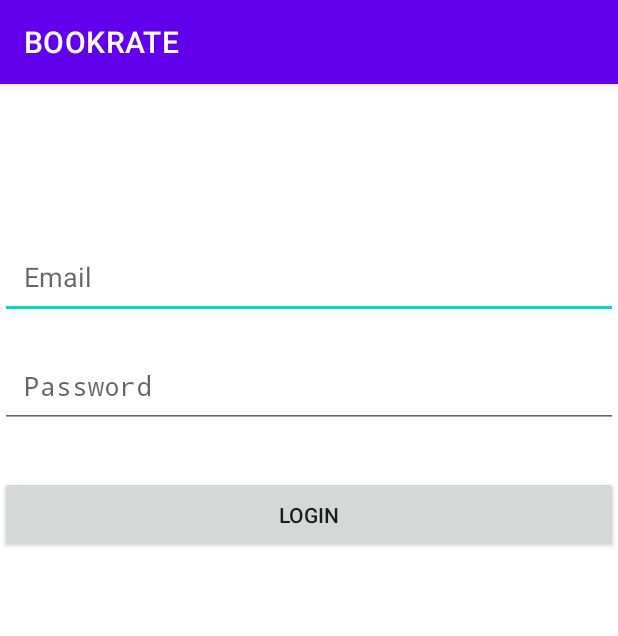
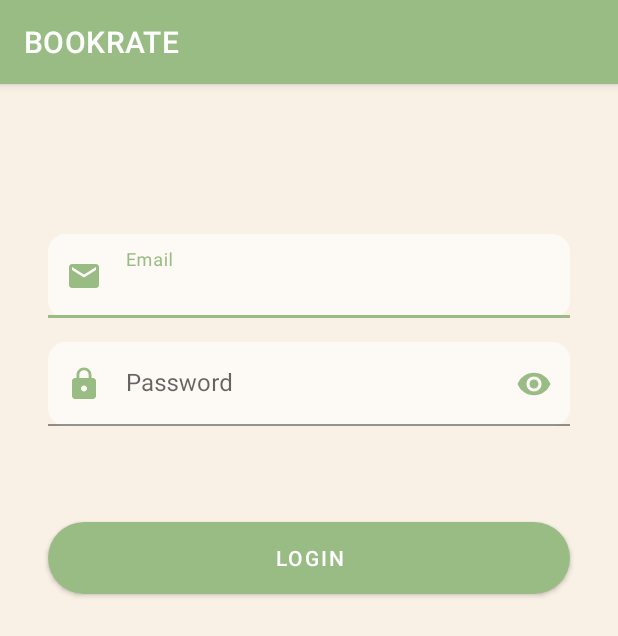
Before and after one commit to Denisa-Manta/BookRate, an Android app: the LoginActivity screen opened directly, with no data from a screen before it, on a phone screen of 412 x 824 dp. Shown: the top 636 px of the screen. Run offline under Robolectric (Android 15) with nearby library versions, the phone set to English and light mode, and no system bars; our stand-ins replace Firebase (no records; nobody signed in at launch, a user with empty details on screens opened directly).

Commit message:
repush design

```diff
--- a/app/src/main/AndroidManifest.xml
+++ b/app/src/main/AndroidManifest.xml
@@ -10,7 +10,7 @@
         android:label="@string/app_name"
         android:roundIcon="@mipmap/ic_launcher_round"
         android:supportsRtl="true"
-        android:theme="@style/Theme.BOOKRATE">
+        android:theme="@style/Theme.BookRate">
         <activity
             android:name=".activity.AdminBookActivity"
             android:exported="false" />
--- a/app/src/main/res/layout/activity_login.xml
+++ b/app/src/main/res/layout/activity_login.xml
@@ -4,44 +4,83 @@
     xmlns:tools="http://schemas.android.com/tools"
     android:layout_width="match_parent"
     android:layout_height="match_parent"
+    android:background="@color/creamBackground"
     tools:context=".activity.LoginActivity">
 
     <!-- Email Field -->
-    <android.widget.EditText
-        android:id="@+id/emailEditText"
+    <com.google.android.material.textfield.TextInputLayout
+        android:id="@+id/emailInputLayout"
         android:layout_width="0dp"
         android:layout_height="wrap_content"
-        android:hint="Email"
-        android:inputType="textEmailAddress"
+        app:boxBackgroundMode="filled"
+        app:boxCornerRadiusTopStart="12dp"
+        app:boxCornerRadiusTopEnd="12dp"
+        app:boxCornerRadiusBottomStart="12dp"
+        app:boxCornerRadiusBottomEnd="12dp"
+        app:boxBackgroundColor="@color/whiteBackground"
+        app:boxStrokeColor="@color/accentGreen"
+        app:startIconDrawable="@drawable/ic_baseline_email_24"
+        app:startIconTint="@color/accentGreen"
+        app:layout_constraintTop_toTopOf="parent"
+        app:layout_constraintStart_toStartOf="parent"
         app:layout_constraintEnd_toEndOf="parent"
-        app:layout_constraintStart_toStartOf="parent"
-        app:layout_constraintTop_toTopOf="parent"
-        android:padding="16dp"
-        android:layout_marginTop="100dp"/>
+        android:layout_marginTop="100dp"
+        android:layout_marginStart="32dp"
+        android:layout_marginEnd="32dp">
+
+        <com.google.android.material.textfield.TextInputEditText
+            android:id="@+id/emailEditText"
+            android:layout_width="match_parent"
+            android:layout_height="wrap_content"
+            android:hint="Email"
+            android:inputType="textEmailAddress" />
+    </com.google.android.material.textfield.TextInputLayout>
 
     <!-- Password Field -->
-    <android.widget.EditText
-        android:id="@+id/passwordEditText"
+    <com.google.android.material.textfield.TextInputLayout
+        android:id="@+id/passwordInputLayout"
         android:layout_width="0dp"
         android:layout_height="wrap_content"
-        android:hint="Password"
-        android:inputType="textPassword"
+        app:boxBackgroundMode="filled"
+        app:boxCornerRadiusTopStart="12dp"
+        app:boxCornerRadiusTopEnd="12dp"
+        app:boxCornerRadiusBottomStart="12dp"
+        app:boxCornerRadiusBottomEnd="12dp"
+        app:boxBackgroundColor="@color/whiteBackground"
+        app:boxStrokeColor="@color/accentGreen"
+        app:startIconDrawable="@drawable/ic_baseline_lock_24"
+        app:startIconTint="@color/accentGreen"
+        app:passwordToggleEnabled="true"
+        app:passwordToggleTint="@color/accentGreen"
+        app:layout_constraintTop_toBottomOf="@id/emailInputLayout"
+        app:layout_constraintStart_toStartOf="parent"
         app:layout_constraintEnd_toEndOf="parent"
-        app:layout_constraintStart_toStartOf="parent"
-        app:layout_constraintTop_toBottomOf="@id/emailEditText"
-        android:padding="16dp"
-        android:layout_marginTop="16dp"/>
+        android:layout_marginTop="16dp"
+        android:layout_marginStart="32dp"
+        android:layout_marginEnd="32dp">
+
+        <com.google.android.material.textfield.TextInputEditText
+            android:id="@+id/passwordEditText"
+            android:layout_width="match_parent"
+            android:layout_height="wrap_content"
+            android:hint="Password"
+            android:inputType="textPassword" />
+    </com.google.android.material.textfield.TextInputLayout>
 
     <!-- Login Button -->
-    <android.widget.Button
+    <Button
         android:id="@+id/loginButton"
         android:layout_width="0dp"
         android:layout_height="wrap_content"
-        android:text="Login"
+        android:text="LOGIN"
+        android:textAllCaps="true"
+        android:textColor="@color/buttonWhite"
+        android:background="@drawable/rounded_button"
+        app:layout_constraintTop_toBottomOf="@id/passwordInputLayout"
+        app:layout_constraintStart_toStartOf="parent"
         app:layout_constraintEnd_toEndOf="parent"
-        app:layout_constraintStart_toStartOf="parent"
-        app:layout_constraintTop_toBottomOf="@id/passwordEditText"
-        android:padding="16dp"
-        android:layout_marginTop="32dp" />
+        android:layout_marginTop="64dp"
+        android:layout_marginStart="32dp"
+        android:layout_marginEnd="32dp" />
 
 </androidx.constraintlayout.widget.ConstraintLayout>
--- a/app/src/main/res/values-night/themes.xml
+++ b/app/src/main/res/values-night/themes.xml
@@ -1,16 +1,13 @@
 <resources xmlns:tools="http://schemas.android.com/tools">
-    <!-- Base application theme. -->
-    <style name="Theme.BOOKRATE" parent="Theme.MaterialComponents.DayNight.DarkActionBar">
-        <!-- Primary brand color. -->
-        <item name="colorPrimary">@color/purple_200</item>
-        <item name="colorPrimaryVariant">@color/purple_700</item>
-        <item name="colorOnPrimary">@color/black</item>
-        <!-- Secondary brand color. -->
-        <item name="colorSecondary">@color/teal_200</item>
-        <item name="colorSecondaryVariant">@color/teal_200</item>
-        <item name="colorOnSecondary">@color/black</item>
-        <!-- Status bar color. -->
-        <item name="android:statusBarColor" tools:targetApi="l">?attr/colorPrimaryVariant</item>
-        <!-- Customize your theme here. -->
+    <style name="Theme.BookRate" parent="Theme.MaterialComponents.DayNight.DarkActionBar">
+        <item name="colorPrimary">@color/accentGreen</item>
+        <item name="colorPrimaryVariant">@color/pastelGreen</item>
+        <item name="colorOnPrimary">@color/buttonWhite</item>
+
+        <item name="colorSecondary">@color/creamBackground</item>
+        <item name="colorSecondaryVariant">@color/whiteBackground</item>
+        <item name="colorOnSecondary">@color/textDark</item>
+
+        <item name="android:statusBarColor" tools:targetApi="l">@color/accentGreen</item>
     </style>
 </resources>
--- a/app/src/main/res/values/colors.xml
+++ b/app/src/main/res/values/colors.xml
@@ -1,10 +1,13 @@
-<?xml version="1.0" encoding="utf-8"?>
 <resources>
-    <color name="purple_200">#FFBB86FC</color>
-    <color name="purple_500">#FF6200EE</color>
-    <color name="purple_700">#FF3700B3</color>
-    <color name="teal_200">#FF03DAC5</color>
-    <color name="teal_700">#FF018786</color>
-    <color name="black">#FF000000</color>
-    <color name="white">#FFFFFFFF</color>
+    <!-- Fundaluri -->
+    <color name="creamBackground">#FAF1E6</color>
+    <color name="whiteBackground">#FDFAF6</color>
+    <color name="pastelGreen">#E4EFE7</color>
+
+    <!-- Accente și elemente UI -->
+    <color name="accentGreen">#99BC85</color>
+    <color name="textDark">#333333</color>
+    <color name="textGray">#666666</color>
+    <color name="textLightGray">#888888</color>
+    <color name="buttonWhite">#FFFFFF</color>
 </resources>
--- a/app/src/main/res/values/themes.xml
+++ b/app/src/main/res/values/themes.xml
@@ -1,16 +1,22 @@
 <resources xmlns:tools="http://schemas.android.com/tools">
-    <!-- Base application theme. -->
-    <style name="Theme.BOOKRATE" parent="Theme.MaterialComponents.DayNight.DarkActionBar">
-        <!-- Primary brand color. -->
-        <item name="colorPrimary">@color/purple_500</item>
-        <item name="colorPrimaryVariant">@color/purple_700</item>
-        <item name="colorOnPrimary">@color/white</item>
-        <!-- Secondary brand color. -->
-        <item name="colorSecondary">@color/teal_200</item>
-        <item name="colorSecondaryVariant">@color/teal_700</item>
-        <item name="colorOnSecondary">@color/black</item>
-        <!-- Status bar color. -->
-        <item name="android:statusBarColor" tools:targetApi="l">?attr/colorPrimaryVariant</item>
-        <!-- Customize your theme here. -->
+
+    <!-- Tema aplicației BookRate -->
+    <style name="Theme.BookRate" parent="Theme.MaterialComponents.DayNight.DarkActionBar">
+        <!-- Culori principale -->
+        <item name="colorPrimary">@color/accentGreen</item>
+        <item name="colorPrimaryVariant">@color/pastelGreen</item>
+        <item name="colorOnPrimary">@color/buttonWhite</item>
+
+        <!-- Culori secundare -->
+        <item name="colorSecondary">@color/creamBackground</item>
+        <item name="colorSecondaryVariant">@color/whiteBackground</item>
+        <item name="colorOnSecondary">@color/textDark</item>
+
+        <!-- Status bar (sus) -->
+        <item name="android:statusBarColor" tools:targetApi="l">@color/accentGreen</item>
+
+        <!-- Alte stiluri implicite (dacă le folosești) -->
+        <!-- <item name="android:windowBackground">@color/creamBackground</item> -->
     </style>
+
 </resources>
```
Also changed, not shown: app/src/main/res/layout/activity_main.xml (+35 -21 lines).
